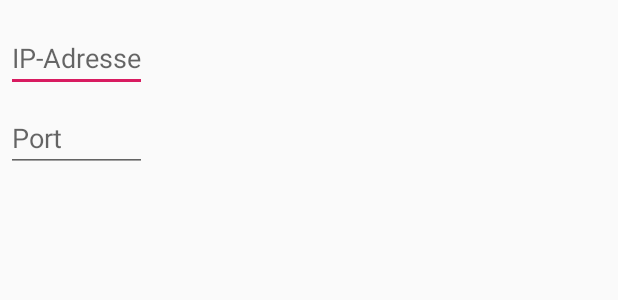
After one commit to MSalini92/SilabControl, an Android app: the layout settings_dialog.xml on its own in the app's theme, with its tools: preview values and no code run, on a phone screen of 412 x 824 dp. The commit adds this screen. Shown: the top 300 px of the screen. Run offline under Robolectric (Android 15) with nearby library versions, the phone set to English and light mode, and no system bars.

Commit message:
settingsDialog

```diff
--- /dev/null
+++ b/app/src/main/res/layout/settings_dialog.xml
@@ -0,0 +1,29 @@
+<?xml version="1.0" encoding="utf-8"?>
+<LinearLayout xmlns:android="http://schemas.android.com/apk/res/android"
+    android:orientation="vertical"
+    android:layout_width="wrap_content"
+    android:layout_height="wrap_content">
+
+    <EditText
+        android:id="@+id/ip"
+        android:inputType="text"
+        android:layout_width="match_parent"
+        android:layout_height="wrap_content"
+        android:layout_marginTop="16dp"
+        android:layout_marginLeft="4dp"
+        android:layout_marginRight="4dp"
+        android:layout_marginBottom="4dp"
+        android:hint="IP-Adresse" />
+    <EditText
+        android:id="@+id/port"
+        android:inputType="text"
+        android:layout_width="match_parent"
+        android:layout_height="wrap_content"
+        android:layout_marginTop="4dp"
+        android:layout_marginLeft="4dp"
+        android:layout_marginRight="4dp"
+        android:layout_marginBottom="16dp"
+        android:fontFamily="sans-serif"
+        android:hint="Port"/>
+
+</LinearLayout>
```
Also changed, not shown: app/src/main/java/com/example/silabcontrol/MainActivity.java (+77 -15 lines), app/src/main/res/layout/activity_main.xml (+15 -0 lines).
